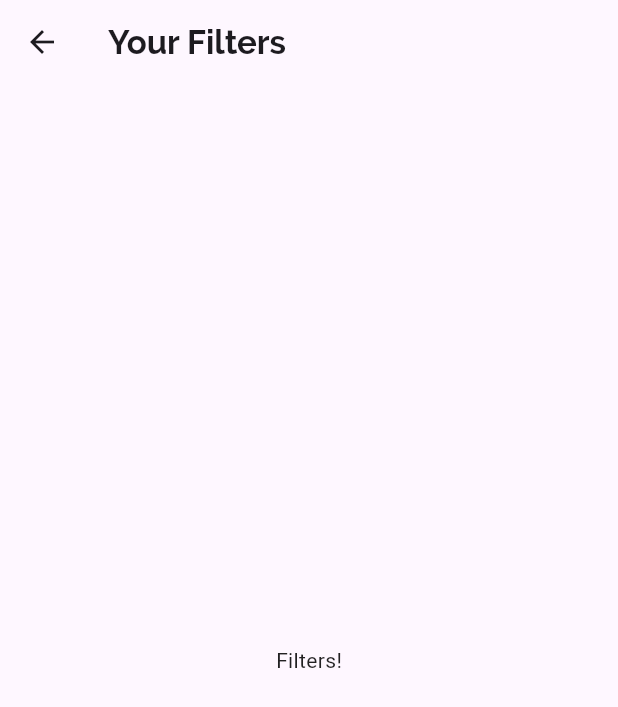
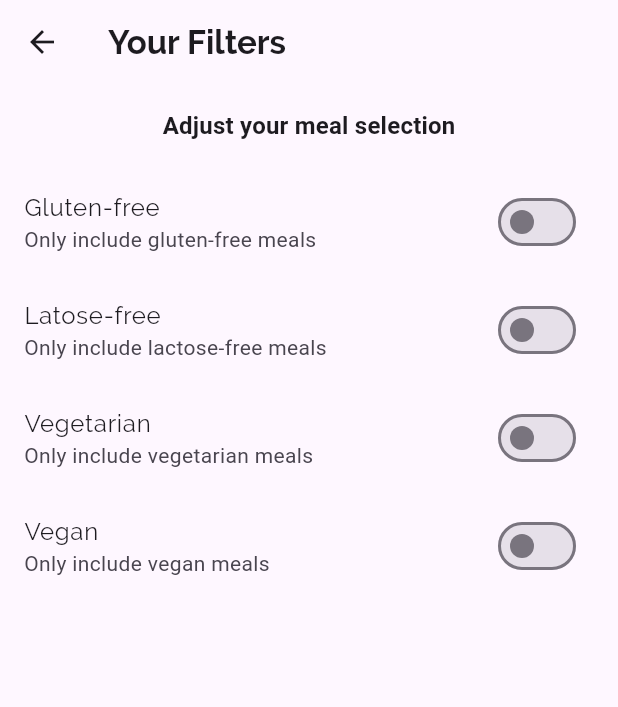
Before and after one commit to jsare/academind_courses, a Flutter app: the FiltersScreen screen opened by its route, on a phone screen of 412 x 824 dp. Shown: the top 707 px of the screen. Run offline on Flutter 3.47's test engine with Material 2 defaults, Android fonts, the phone set to English and light mode, and no system bars; Roboto replaces fonts that are missing (RobotoCondensed).

Commit message:
Adding filtering Logic & fix a little bit some bug

```diff
--- a/meals_app/lib/app.dart
+++ b/meals_app/lib/app.dart
@@ -5,6 +5,7 @@ import './screens/category_meals_screen.dart';
 import './screens/meal_detail_screen.dart';
 import './screens/tabs_screen.dart';
 import './screens/filters_screen.dart';
+import './screens/favorites_screen.dart';
 
 class MyApp extends StatelessWidget {
   const MyApp({super.key});
@@ -38,6 +39,7 @@ class MyApp extends StatelessWidget {
         CategoryMealsScreen.routeName: (ctx) => const CategoryMealsScreen(),
         MealDetailScreen.routeName: (ctx) => const MealDetailScreen(),
         FiltersScreen.routeName: (ctx) => const FiltersScreen(),
+        FavoriteScreen.routeName: (ctx) => const FavoriteScreen(),
       },
       onGenerateRoute: (settings) {
         // ignore: avoid_print
--- a/meals_app/lib/screens/favorites_screen.dart
+++ b/meals_app/lib/screens/favorites_screen.dart
@@ -1,6 +1,7 @@
 import 'package:flutter/material.dart';
 
 class FavoriteScreen extends StatelessWidget {
+  static const routeName = '/favorite';
   const FavoriteScreen({super.key});
 
   @override
--- a/meals_app/lib/screens/filters_screen.dart
+++ b/meals_app/lib/screens/filters_screen.dart
@@ -1,18 +1,95 @@
 import 'package:flutter/material.dart';
 
-class FiltersScreen extends StatelessWidget {
+class FiltersScreen extends StatefulWidget {
   static const routeName = '/filter';
   const FiltersScreen({super.key});
 
   @override
+  State<FiltersScreen> createState() => _FiltersScreenState();
+}
+
+class _FiltersScreenState extends State<FiltersScreen> {
+  bool _glutenFree = false;
+  bool _vegeterian = false;
+  bool _vegan = false;
+  bool _lactoseFree = false;
+
+  @override
   Widget build(BuildContext context) {
     return Scaffold(
-      appBar: AppBar(
-        title: const Text('Your Filters'),
-      ),
-      body: const Center(
-        child: Text('Filters!'),
-      ),
+        appBar: AppBar(
+          title: const Text('Your Filters'),
+        ),
+        body: Column(
+          children: [
+            Container(
+              padding: const EdgeInsets.all(16),
+              child: Text(
+                'Adjust your meal selection',
+                style: Theme.of(context).textTheme.titleMedium,
+              ),
+            ),
+            Expanded(
+              child: ListView(
+                children: [
+                  _buildSwitchListTile(
+                    'Gluten-free',
+                    'Only include gluten-free meals',
+                    _glutenFree,
+                    (newValue) {
+                      setState(() {
+                        _glutenFree = newValue;
+                      });
+                    },
+                  ),
+                  _buildSwitchListTile(
+                    'Latose-free',
+                    'Only include lactose-free meals',
+                    _lactoseFree,
+                    (newValue) {
+                      setState(() {
+                        _lactoseFree = newValue;
+                      });
+                    },
+                  ),
+                  _buildSwitchListTile(
+                    'Vegetarian',
+                    'Only include vegetarian meals',
+                    _lactoseFree,
+                    (newValue) {
+                      setState(() {
+                        _vegeterian = newValue;
+                      });
+                    },
+                  ),
+                  _buildSwitchListTile(
+                    'Vegan',
+                    'Only include vegan meals',
+                    _lactoseFree,
+                    (newValue) {
+                      setState(() {
+                        _vegan = newValue;
+                      });
+                    },
+                  ),
+                ],
+              ),
+            ),
+          ],
+        ));
+  }
+
+  Widget _buildSwitchListTile(
+    String title,
+    String description,
+    bool currentValue,
+    Function(bool) updateValue,
+  ) {
+    return SwitchListTile(
+      title: Text(title),
+      subtitle: Text(description),
+      value: currentValue,
+      onChanged: updateValue,
     );
   }
 }
```
